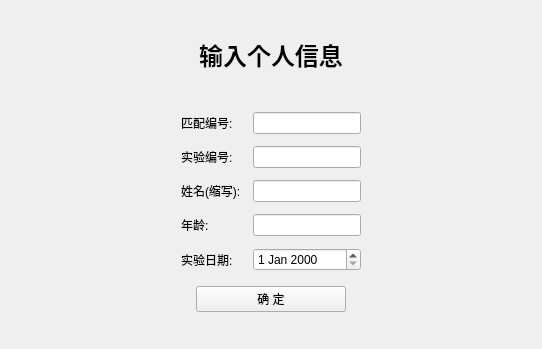
Above: LoginWidget.ui from czyt1988/PictureMemTrain before the change. Below: the same form after it.
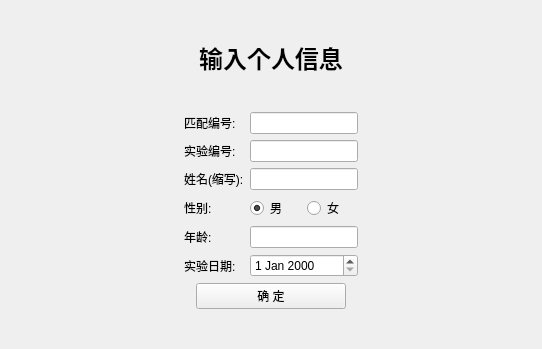
That is the form after the change.

Diff of the .ui file:
```diff
--- a/LoginWidget.ui
+++ b/LoginWidget.ui
@@ -14,9 +14,6 @@
    <string>Form</string>
   </property>
   <layout class="QVBoxLayout" name="verticalLayout">
-   <property name="spacing">
-    <number>15</number>
-   </property>
    <item>
     <spacer name="verticalSpacer_2">
      <property name="orientation">
@@ -62,7 +59,7 @@
     </spacer>
    </item>
    <item>
-    <layout class="QHBoxLayout" name="horizontalLayout">
+    <layout class="QHBoxLayout" name="horizontalLayout_3">
      <item>
       <spacer name="horizontalSpacer">
        <property name="orientation">
@@ -78,9 +75,16 @@
      </item>
      <item>
       <layout class="QGridLayout" name="gridLayout">
-       <property name="spacing">
-        <number>12</number>
-       </property>
+       <item row="0" column="0">
+        <widget class="QLabel" name="label_2">
+         <property name="text">
+          <string>匹配编号:</string>
+         </property>
+        </widget>
+       </item>
+       <item row="0" column="1">
+        <widget class="QLineEdit" name="lineEditMatchingNum"/>
+       </item>
        <item row="1" column="0">
         <widget class="QLabel" name="label_3">
          <property name="text">
@@ -88,15 +92,8 @@
          </property>
         </widget>
        </item>
-       <item row="3" column="0">
-        <widget class="QLabel" name="label_5">
-         <property name="text">
-          <string>年龄:</string>
-         </property>
-        </widget>
-       </item>
-       <item row="2" column="1">
-        <widget class="QLineEdit" name="lineEditShortName"/>
+       <item row="1" column="1">
+        <widget class="QLineEdit" name="lineEditExpNum"/>
        </item>
        <item row="2" column="0">
         <widget class="QLabel" name="label_4">
@@ -105,19 +102,47 @@
          </property>
         </widget>
        </item>
+       <item row="2" column="1">
+        <widget class="QLineEdit" name="lineEditShortName"/>
+       </item>
+       <item row="3" column="0">
+        <widget class="QLabel" name="label_7">
+         <property name="text">
+          <string>性别:</string>
+         </property>
+        </widget>
+       </item>
        <item row="3" column="1">
+        <layout class="QHBoxLayout" name="horizontalLayout">
+         <item>
+          <widget class="QRadioButton" name="radioButtonMale">
+           <property name="text">
+            <string>男</string>
+           </property>
+           <property name="checked">
+            <bool>true</bool>
+           </property>
+          </widget>
+         </item>
+         <item>
+          <widget class="QRadioButton" name="radioButtonFemale">
+           <property name="text">
+            <string>女</string>
+           </property>
+          </widget>
+         </item>
+        </layout>
+       </item>
+       <item row="4" column="0">
+        <widget class="QLabel" name="label_5">
+         <property name="text">
+          <string>年龄:</string>
+         </property>
+        </widget>
+       </item>
+       <item row="4" column="1">
         <widget class="QLineEdit" name="lineEditAge"/>
        </item>
-       <item row="1" column="1">
-        <widget class="QLineEdit" name="lineEditExpNum"/>
-       </item>
-       <item row="0" column="0">
-        <widget class="QLabel" name="label_2">
-         <property name="text">
-          <string>匹配编号:</string>
-         </property>
-        </widget>
-       </item>
        <item row="5" column="0">
         <widget class="QLabel" name="label_6">
          <property name="text">
@@ -125,9 +150,6 @@
          </property>
         </widget>
        </item>
-       <item row="0" column="1">
-        <widget class="QLineEdit" name="lineEditMatchingNum"/>
-       </item>
        <item row="5" column="1">
         <widget class="QDateEdit" name="dateEdit"/>
        </item>
```
